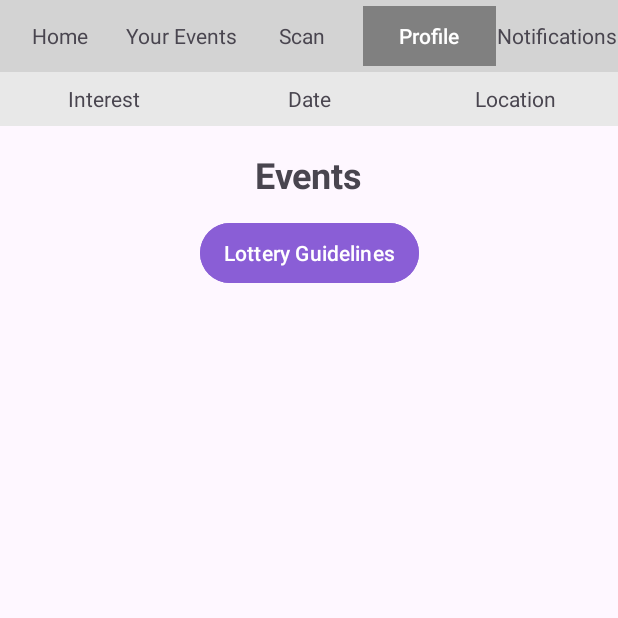
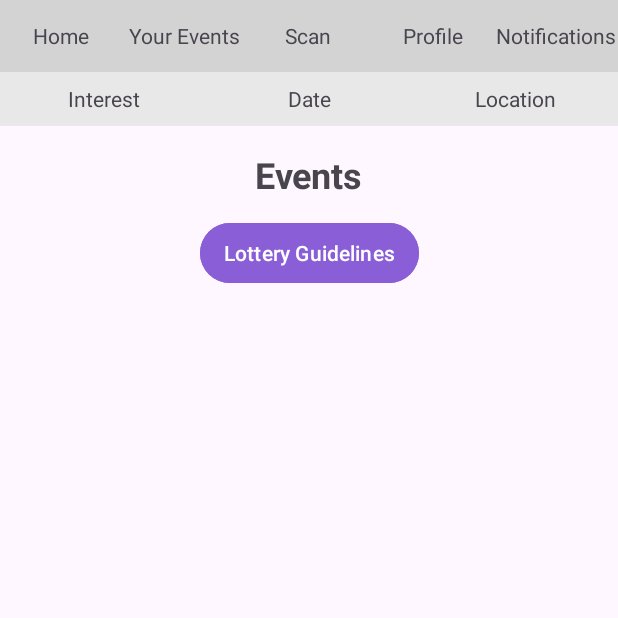
Before and after one commit to CMPUT301F25fusion1/fusion1-events, an Android app: the EntrantHomeActivity screen opened directly, with no data from a screen before it, on a phone screen of 412 x 824 dp, the top half of it. Run offline under Robolectric (Android 15) with nearby library versions, the phone set to English and light mode, and no system bars; our stand-ins replace Firebase (no records; nobody signed in at launch, a user with empty details on screens opened directly); 1 statement that could not run was skipped.

Commit message:
Merged with current main

```diff
--- a/code/fusion1events/app/src/main/AndroidManifest.xml
+++ b/code/fusion1events/app/src/main/AndroidManifest.xml
@@ -28,7 +28,8 @@
         <activity android:name=".SignUpActivity"/>
         <activity android:name=".EntrantHomeActivity"/>
         <activity android:name=".OrganizerHomeActivity"/>
-        <activity android:name=".AdminHomeActivity"/>
+        <activity android:name=".AdminHomeActivity" />
+        <activity android:name=".ProfileViewActivity"/>
 
 
     </application>
--- a/code/fusion1events/app/src/main/java/com/example/fusion1_events/EntrantHomeActivity.java
+++ b/code/fusion1events/app/src/main/java/com/example/fusion1_events/EntrantHomeActivity.java
@@ -1,5 +1,6 @@
 package com.example.fusion1_events;
 
+import android.app.Activity;
 import android.content.Intent;
 import android.os.Bundle;
 import android.widget.Button;
@@ -42,8 +43,7 @@ public class EntrantHomeActivity extends AppCompatActivity {
         eventsRecyclerView.setLayoutManager(new LinearLayoutManager(this));
         eventList = new ArrayList<>();
 
-        profileButton = findViewById(R.id.buttonProfileEntrantHome);
-        profileButton.setOnClickListener(v -> goProfileScreen());
+
 
         FirebaseInstallations.getInstance().getId().addOnSuccessListener(deviceId -> {
 
@@ -54,6 +54,12 @@ public class EntrantHomeActivity extends AppCompatActivity {
 
                     TextView tvHome = findViewById(R.id.tvHome);
                     TextView tvYourEvents = findViewById(R.id.tvYourEvents);
+                    TextView tvYourProfile = findViewById(R.id.tvYourProfile);
+
+                    tvYourProfile.setOnClickListener(v -> {
+                        Intent intent = new Intent(EntrantHomeActivity.this, ProfileViewActivity.class);
+                        startActivity(intent);
+                    });
 
                     tvHome.setOnClickListener(v -> {
                         Intent intent = new Intent(EntrantHomeActivity.this, EntrantHomeActivity.class);
@@ -85,8 +91,4 @@ public class EntrantHomeActivity extends AppCompatActivity {
 
     }
 
-    private void goProfileScreen(){
-        startActivity(new android.content.Intent(this, ProfileViewActivity.class));
-        finish();
     }
-    }
--- a/code/fusion1events/app/src/main/java/com/example/fusion1_events/EventActivity.java
+++ b/code/fusion1events/app/src/main/java/com/example/fusion1_events/EventActivity.java
@@ -37,6 +37,12 @@ public class EventActivity extends AppCompatActivity {
 
         TextView tvHome = findViewById(R.id.tvHome);
         TextView tvYourEvents = findViewById(R.id.tvYourEvents);
+        TextView tvYourProfile = findViewById(R.id.tvYourProfile);
+
+        tvYourProfile.setOnClickListener(v -> {
+            Intent intent = new Intent(EventActivity.this, ProfileViewActivity.class);
+            startActivity(intent);
+        });
 
         tvHome.setOnClickListener(v -> {
             Intent intent = new Intent(this, EventActivity.class);
--- a/code/fusion1events/app/src/main/java/com/example/fusion1_events/OrganizerHomeActivity.java
+++ b/code/fusion1events/app/src/main/java/com/example/fusion1_events/OrganizerHomeActivity.java
@@ -84,7 +84,7 @@ public class OrganizerHomeActivity extends AppCompatActivity implements AddEvent
 
     private void goProfileScreen(){
         startActivity(new android.content.Intent(this, ProfileViewActivity.class));
-        finish();
+
     }
 
     private void setupRecyclerView() {
--- a/code/fusion1events/app/src/main/res/layout/activity_event_detail.xml
+++ b/code/fusion1events/app/src/main/res/layout/activity_event_detail.xml
@@ -42,6 +42,7 @@
             android:textSize="14sp" />
 
         <TextView
+            android:id="@+id/tvYourProfileEvent"
             android:layout_weight="1"
             android:layout_width="0dp"
             android:layout_height="match_parent"
--- a/code/fusion1events/app/src/main/res/layout/activity_event_screen.xml
+++ b/code/fusion1events/app/src/main/res/layout/activity_event_screen.xml
@@ -41,15 +41,14 @@
             android:gravity="center"
             android:textSize="14sp" />
 
-        <Button
-            android:id="@+id/buttonProfileEntrantHome"
-            android:layout_width="wrap_content"
+        <TextView
+            android:id="@+id/tvYourProfile"
+            android:layout_weight="1"
+            android:layout_width="0dp"
             android:layout_height="match_parent"
-            android:backgroundTint="#808080"
-            android:text="@string/Profile"
-            android:textColor="@android:color/white"
-            android:visibility="visible"
-            app:cornerRadius="0dp" />
+            android:text="Profile"
+            android:gravity="center"
+            android:textSize="14sp" />
 
         <TextView
             android:layout_weight="1"
--- a/code/fusion1events/app/src/main/res/layout/activity_organizer_home.xml
+++ b/code/fusion1events/app/src/main/res/layout/activity_organizer_home.xml
@@ -7,7 +7,7 @@
     android:layout_width="match_parent"
     android:layout_height="match_parent"
     android:background="@color/white"
-    tools:context=".OrganizerMainActivity">
+    tools:context=".OrganizerHomeActivity">
 
     <!-- Top App Bar -->
 
```
Also changed, not shown: code/fusion1events/app/src/main/java/com/example/fusion1_events/EventDetailActivity.java (+8 -0 lines).
